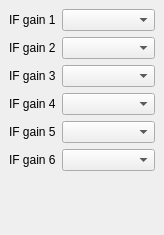
csete/qthid, file dockifgain.ui: the form before one commit.
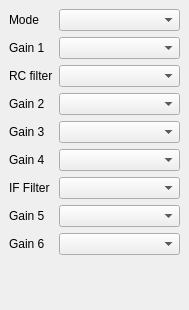
The form after the commit.

Commit message: Issue #10: Moved IF filter and gain mode control into dock widget. Changed FW dialog into non-modal to allow FCd reader callback to function in bootloader mode.

What changed in the file:
```diff
--- a/dockifgain.ui
+++ b/dockifgain.ui
@@ -6,8 +6,8 @@
    <rect>
     <x>0</x>
     <y>0</y>
-    <width>164</width>
-    <height>235</height>
+    <width>189</width>
+    <height>310</height>
    </rect>
   </property>
   <property name="allowedAreas">
@@ -19,63 +19,93 @@
   <widget class="QWidget" name="dockWidgetContents">
    <layout class="QFormLayout" name="formLayout">
     <item row="0" column="0">
-     <widget class="QLabel" name="labelIFGain1">
+     <widget class="QLabel" name="labelIFgainmode">
       <property name="text">
-       <string>IF gain 1</string>
+       <string>Mode</string>
       </property>
      </widget>
     </item>
     <item row="0" column="1">
-     <widget class="QComboBox" name="comboBoxIFGain1"/>
+     <widget class="QComboBox" name="comboBoxIFGainMode"/>
     </item>
     <item row="1" column="0">
-     <widget class="QLabel" name="labelIFGain2">
+     <widget class="QLabel" name="labelIFGain1">
       <property name="text">
-       <string>IF gain 2</string>
+       <string>Gain 1</string>
       </property>
      </widget>
     </item>
     <item row="1" column="1">
-     <widget class="QComboBox" name="comboBoxIFGain2"/>
+     <widget class="QComboBox" name="comboBoxIFGain1"/>
     </item>
     <item row="2" column="0">
-     <widget class="QLabel" name="labelIFGain3">
+     <widget class="QLabel" name="labelIFRCfilter">
       <property name="text">
-       <string>IF gain 3</string>
+       <string>RC filter</string>
       </property>
      </widget>
     </item>
     <item row="2" column="1">
-     <widget class="QComboBox" name="comboBoxIFGain3"/>
+     <widget class="QComboBox" name="comboBoxIFRCFilter"/>
     </item>
     <item row="3" column="0">
-     <widget class="QLabel" name="labelIFGain4">
+     <widget class="QLabel" name="labelIFGain2">
       <property name="text">
-       <string>IF gain 4</string>
+       <string>Gain 2</string>
       </property>
      </widget>
     </item>
     <item row="3" column="1">
-     <widget class="QComboBox" name="comboBoxIFGain4"/>
+     <widget class="QComboBox" name="comboBoxIFGain2"/>
     </item>
     <item row="4" column="0">
-     <widget class="QLabel" name="labelIFGain5">
+     <widget class="QLabel" name="labelIFGain3">
       <property name="text">
-       <string>IF gain 5</string>
+       <string>Gain 3</string>
       </property>
      </widget>
     </item>
     <item row="4" column="1">
-     <widget class="QComboBox" name="comboBoxIFGain5"/>
+     <widget class="QComboBox" name="comboBoxIFGain3"/>
     </item>
     <item row="5" column="0">
-     <widget class="QLabel" name="labelIFGain6">
+     <widget class="QLabel" name="labelIFGain4">
       <property name="text">
-       <string>IF gain 6</string>
+       <string>Gain 4</string>
       </property>
      </widget>
     </item>
     <item row="5" column="1">
+     <widget class="QComboBox" name="comboBoxIFGain4"/>
+    </item>
+    <item row="6" column="0">
+     <widget class="QLabel" name="labelFilter">
+      <property name="text">
+       <string>IF Filter</string>
+      </property>
+     </widget>
+    </item>
+    <item row="6" column="1">
+     <widget class="QComboBox" name="comboBoxIFFilter"/>
+    </item>
+    <item row="7" column="0">
+     <widget class="QLabel" name="labelIFGain5">
+      <property name="text">
+       <string>Gain 5</string>
+      </property>
+     </widget>
+    </item>
+    <item row="7" column="1">
+     <widget class="QComboBox" name="comboBoxIFGain5"/>
+    </item>
+    <item row="8" column="0">
+     <widget class="QLabel" name="labelIFGain6">
+      <property name="text">
+       <string>Gain 6</string>
+      </property>
+     </widget>
+    </item>
+    <item row="8" column="1">
      <widget class="QComboBox" name="comboBoxIFGain6"/>
     </item>
    </layout>
```
Left out of the diff: 2 changed lines with no effect on the pictures. The commit also changes 6 other files.
